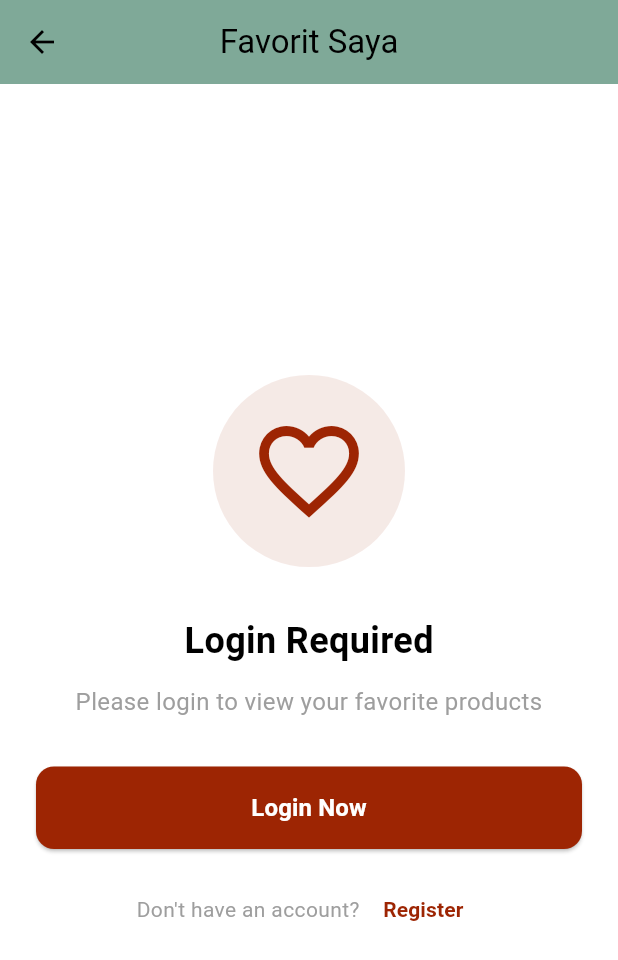
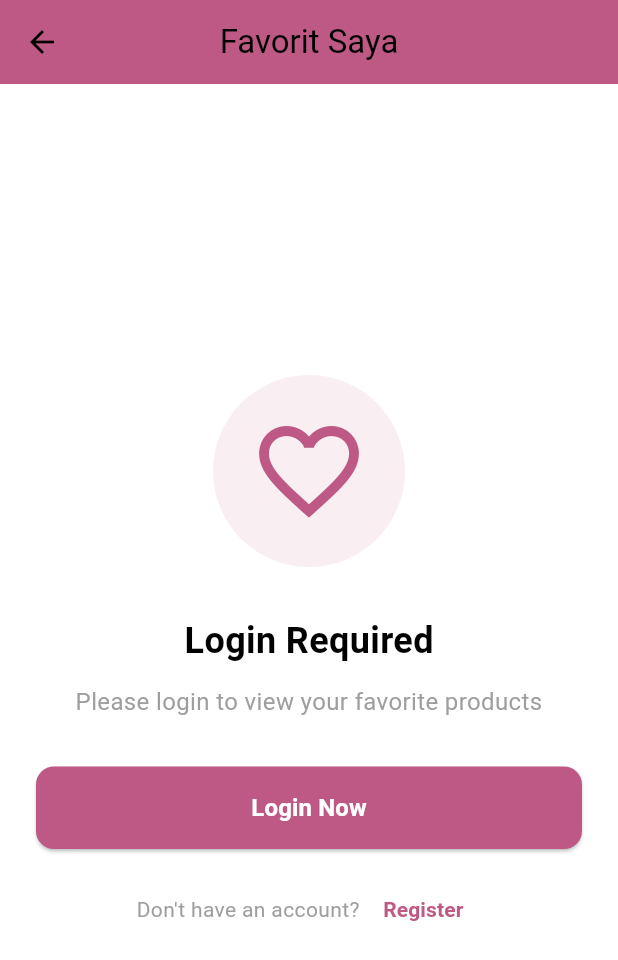
Before and after one commit to IkhwanVanno/Metro-Flutter, a Flutter app: the screen it shows after launch, after a tap on the "favorite outline" icon, on a phone screen of 412 x 824 dp. Shown: the top 960 px of the screen. Run offline on Flutter 3.47's test engine with Material 3 defaults, Android fonts, the phone set to English and light mode, and no system bars; our stand-ins replace carousel_slider, get, google_sign_in, group_button, permission_handler, shared_preferences; accounts and stored records are empty; network calls fail.

Commit message:
Update theme colors

```diff
--- a/lib/pages/cart.dart
+++ b/lib/pages/cart.dart
@@ -35,7 +35,7 @@ class _CartPageState extends State<CartPage> {
           style: TextStyle(color: AppColors.black),
         ),
         iconTheme: const IconThemeData(color: AppColors.black),
-        backgroundColor: AppColors.accent,
+        backgroundColor: AppColors.primary,
         elevation: 0,
         centerTitle: true,
       ),
--- a/lib/pages/eventshop_detail_page.dart
+++ b/lib/pages/eventshop_detail_page.dart
@@ -60,7 +60,7 @@ class _EventshopDetailPageState extends State<EventshopDetailPage> {
     return Scaffold(
       backgroundColor: AppColors.white,
       appBar: AppBar(
-        backgroundColor: AppColors.accent,
+        backgroundColor: AppColors.primary,
         elevation: 1,
         centerTitle: true,
         leading: IconButton(
--- a/lib/pages/favorite.dart
+++ b/lib/pages/favorite.dart
@@ -34,7 +34,7 @@ class _FavoritePageState extends State<FavoritePage> {
           'Favorit Saya',
           style: TextStyle(color: AppColors.black),
         ),
-        backgroundColor: AppColors.accent,
+        backgroundColor: AppColors.primary,
         elevation: 0,
         centerTitle: true,
         iconTheme: const IconThemeData(color: AppColors.black),
--- a/lib/pages/flashsale_detail_page.dart
+++ b/lib/pages/flashsale_detail_page.dart
@@ -60,7 +60,7 @@ class _FlashsaleDetailPageState extends State<FlashsaleDetailPage> {
     return Scaffold(
       backgroundColor: AppColors.white,
       appBar: AppBar(
-        backgroundColor: AppColors.accent,
+        backgroundColor: AppColors.primary,
         elevation: 1,
         centerTitle: true,
         leading: IconButton(
--- a/lib/pages/home.dart
+++ b/lib/pages/home.dart
@@ -48,7 +48,7 @@ class _HomeState extends State<Home> {
         child: Obx(() {
           final site = siteController.siteConfig.value;
           return AppBar(
-            backgroundColor: AppColors.accent,
+            backgroundColor: AppColors.primary,
             elevation: 1,
             titleSpacing: 0,
             title: Row(
--- a/lib/pages/main_page.dart
+++ b/lib/pages/main_page.dart
@@ -36,9 +36,9 @@ class _MainPageState extends State<MainPage> {
         type: BottomNavigationBarType.fixed,
         currentIndex: _selectedIndex,
         onTap: _onItemTapped,
-        backgroundColor: AppColors.primary,
-        selectedItemColor:AppColors.light,
-        unselectedItemColor: AppColors.secondary,
+        backgroundColor: AppColors.white,
+        selectedItemColor:AppColors.black,
+        unselectedItemColor: AppColors.black,
         showUnselectedLabels: true,
         items: const [
           BottomNavigationBarItem(
--- a/lib/pages/order.dart
+++ b/lib/pages/order.dart
@@ -33,7 +33,7 @@ class _OrderPageState extends State<OrderPage> {
           'Pesanan Saya',
           style: TextStyle(color: AppColors.black),
         ),
-        backgroundColor: AppColors.accent,
+        backgroundColor: AppColors.primary,
         elevation: 1,
         centerTitle: true,
         iconTheme: const IconThemeData(color: AppColors.black),
--- a/lib/pages/order_detail_page.dart
+++ b/lib/pages/order_detail_page.dart
@@ -58,7 +58,7 @@ class _OrderDetailPageState extends State<OrderDetailPage> {
           'Detail Pesanan',
           style: TextStyle(color: AppColors.black),
         ),
-        backgroundColor: AppColors.accent,
+        backgroundColor: AppColors.primary,
         elevation: 1,
         centerTitle: true,
         iconTheme: const IconThemeData(color: AppColors.black),
--- a/lib/pages/profile.dart
+++ b/lib/pages/profile.dart
@@ -148,7 +148,7 @@ class _ProfilePageState extends State<ProfilePage> {
     return Scaffold(
       appBar: AppBar(
         title: const Text('Profile', style: TextStyle(color: AppColors.black)),
-        backgroundColor: AppColors.accent,
+        backgroundColor: AppColors.primary,
         elevation: 0,
         centerTitle: true,
         iconTheme: const IconThemeData(color: AppColors.black),
--- a/lib/pages/search_result_page.dart
+++ b/lib/pages/search_result_page.dart
@@ -15,7 +15,7 @@ class SearchResultPage extends StatelessWidget {
 
     return Scaffold(
       appBar: AppBar(
-        backgroundColor: AppColors.accent,
+        backgroundColor: AppColors.primary,
         elevation: 1,
         title: TextField(
           controller: searchController,
--- a/lib/theme/app_theme.dart
+++ b/lib/theme/app_theme.dart
@@ -2,10 +2,10 @@ import 'package:flutter/material.dart';
 
 class AppColors {
   // Brand Colors
-  static const Color primary = Color(0xFF9D2503);
-  static const Color secondary = Color(0xFFDF8543);
-  static const Color accent = Color(0xFF7FA998);
-  static const Color light = Color(0xFFF1F1B0);
+  static const Color primary = Color(0xFFBE5985);
+  static const Color secondary = Color(0xFFEC7FA9);
+  static const Color accent = Color(0xFFFFB8E0);
+  static const Color light = Color(0xFFFFEDFA);
 
   // Tambahan umum
   static const Color black = Colors.black;
--- a/lib/widgets/address_bottom_sheet.dart
+++ b/lib/widgets/address_bottom_sheet.dart
@@ -131,12 +131,12 @@ class AddressBottomSheet extends StatelessWidget {
                       padding: const EdgeInsets.all(16),
                       decoration: BoxDecoration(
                         border: Border.all(
-                          color: isSelected ? AppColors.blue : AppColors.grey,
+                          color: isSelected ? AppColors.primary : AppColors.grey,
                           width: isSelected ? 2 : 1,
                         ),
                         borderRadius: BorderRadius.circular(12),
                         color: isSelected
-                            ? AppColors.blue.withAlpha(30)
+                            ? AppColors.primary.withAlpha(30)
                             : AppColors.white,
                       ),
                       child: Column(
```
Also changed, not shown: lib/pages/product_detail_page.dart (+8 -5 lines).
